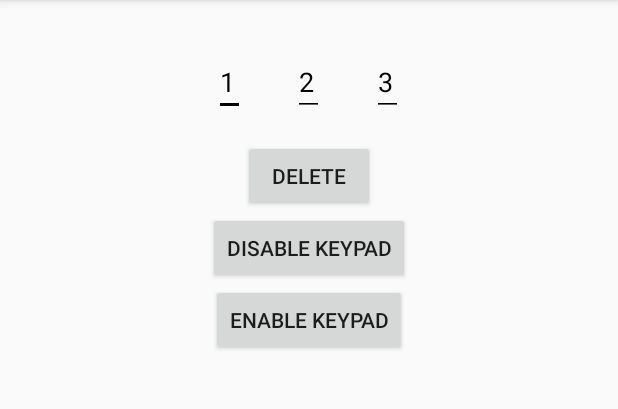
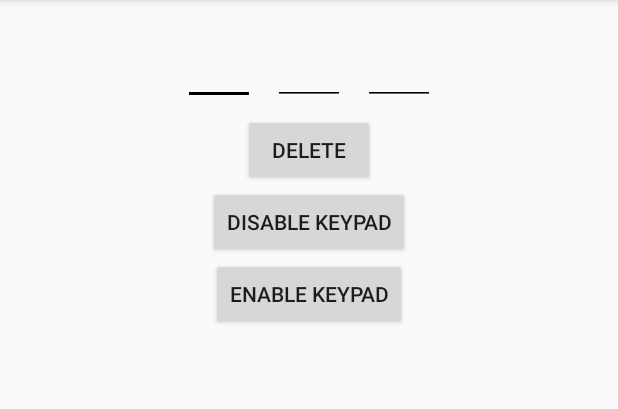
Before and after one commit to mukeshsolanki/android-otpview-pinview, an Android app: the screen it shows after launch (MainActivity), on a phone screen of 412 x 824 dp, the part 84-493 px from its top. Run offline under Robolectric (Android 15) with nearby library versions, the phone set to English and light mode, and no system bars.

Commit message:
1.1.0 (#20)
* fixed crash due to opt not set locally and merged added height and width attributes

* added spacing attribute

* bumped version number

* updated read me

```diff
--- a/app/build.gradle
+++ b/app/build.gradle
@@ -5,7 +5,7 @@ android {
 
   defaultConfig {
     applicationId "com.mukesh.otpview_example"
-    minSdkVersion 14
+    minSdkVersion 17
     targetSdkVersion 27
     versionCode 1
     versionName "1.0"
--- a/app/src/main/res/layout/activity_main.xml
+++ b/app/src/main/res/layout/activity_main.xml
@@ -18,10 +18,7 @@
       android:layout_width="wrap_content"
       android:layout_height="wrap_content"
       android:inputType="number"
-      app:hint="*"
-      app:hint_color="@color/colorAccent"
       app:length="3"
-      app:otp="123"
       >
     <requestFocus/>
   </com.mukesh.OtpView>
--- a/otpview/build.gradle
+++ b/otpview/build.gradle
@@ -9,8 +9,8 @@ android {
   defaultConfig {
     minSdkVersion 14
     targetSdkVersion 27
-    versionCode 5
-    versionName "1.0.6"
+    versionCode 6
+    versionName "1.1.0"
   }
   buildTypes {
     release {
--- a/otpview/src/main/java/com/mukesh/OtpView.java
+++ b/otpview/src/main/java/com/mukesh/OtpView.java
@@ -12,6 +12,7 @@ import android.text.Spanned;
 import android.text.TextWatcher;
 import android.util.AttributeSet;
 import android.util.TypedValue;
+import android.view.Gravity;
 import android.view.MotionEvent;
 import android.view.View;
 import android.view.inputmethod.EditorInfo;
@@ -92,6 +93,7 @@ public class OtpView extends LinearLayout {
    * @param otp Send the four digit otp
    */
   public void setOTP(String otp) {
+    if (otp != null) {
       if (otp.length() != length) {
         throw new IllegalArgumentException("Otp Size is different from the OtpView size");
       } else {
@@ -102,6 +104,7 @@ public class OtpView extends LinearLayout {
         currentlyFocusedEditText.requestFocus();
       }
     }
+  }
 
   private void styleEditTexts(TypedArray styles) {
     length = styles.getInt(R.styleable.OtpView_length, 4);
@@ -110,9 +113,22 @@ public class OtpView extends LinearLayout {
 
   private void generateViews(TypedArray styles) {
     if (length > 0) {
+      int width = (int) styles.getDimension(R.styleable.OtpView_width, getPixels(48));
+      int height = (int) styles.getDimension(R.styleable.OtpView_height, getPixels(48));
+      int space = (int) styles.getDimension(R.styleable.OtpView_space, getPixels(0));
+      int spaceLeft = (int) styles.getDimension(R.styleable.OtpView_space_left, getPixels(4));
+      int spaceRight = (int) styles.getDimension(R.styleable.OtpView_space_right, getPixels(4));
+      int spaceTop = (int) styles.getDimension(R.styleable.OtpView_space_top, getPixels(4));
+      int spaceBottom = (int) styles.getDimension(R.styleable.OtpView_space_bottom, getPixels(4));
       LinearLayout.LayoutParams params =
           new LinearLayout.LayoutParams(LayoutParams.WRAP_CONTENT, LayoutParams.WRAP_CONTENT);
-      params.setMargins(getPixels(16), getPixels(16), getPixels(16), getPixels(16));
+      if (space > 0) {
+        int spaceInPx = getPixels(space);
+        params.setMargins(spaceInPx, spaceInPx, spaceInPx, spaceInPx);
+      } else {
+        params.setMargins(getPixels(spaceLeft), getPixels(spaceRight), getPixels(spaceTop),
+            getPixels(spaceBottom));
+      }
       InputFilter[] filter = new InputFilter[] { getFilter(), new InputFilter.LengthFilter(1) };
       int textColor = styles.getColor(R.styleable.OtpView_android_textColor, Color.BLACK);
       int backgroundColor =
@@ -126,6 +142,9 @@ public class OtpView extends LinearLayout {
         EditText editText = new EditText(getContext());
         editText.setId(i);
         editText.setSingleLine();
+        editText.setWidth(width);
+        editText.setHeight(height);
+        editText.setGravity(Gravity.CENTER_HORIZONTAL);
         editText.setMaxLines(1);
         editText.setFilters(filter);
         editText.setLayoutParams(params);
```
Also changed, not shown: otpview/src/main/res/values/attrs_otp_view.xml (+7 -0 lines), 1 other file. Lines whose indentation alone changed are shown as unchanged.
